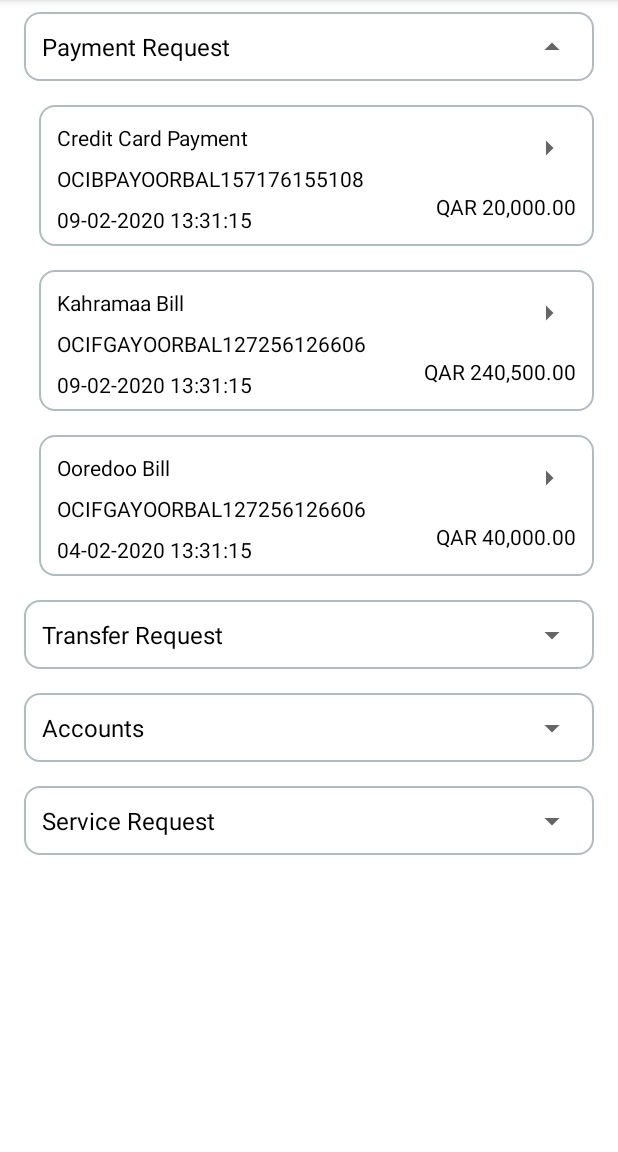
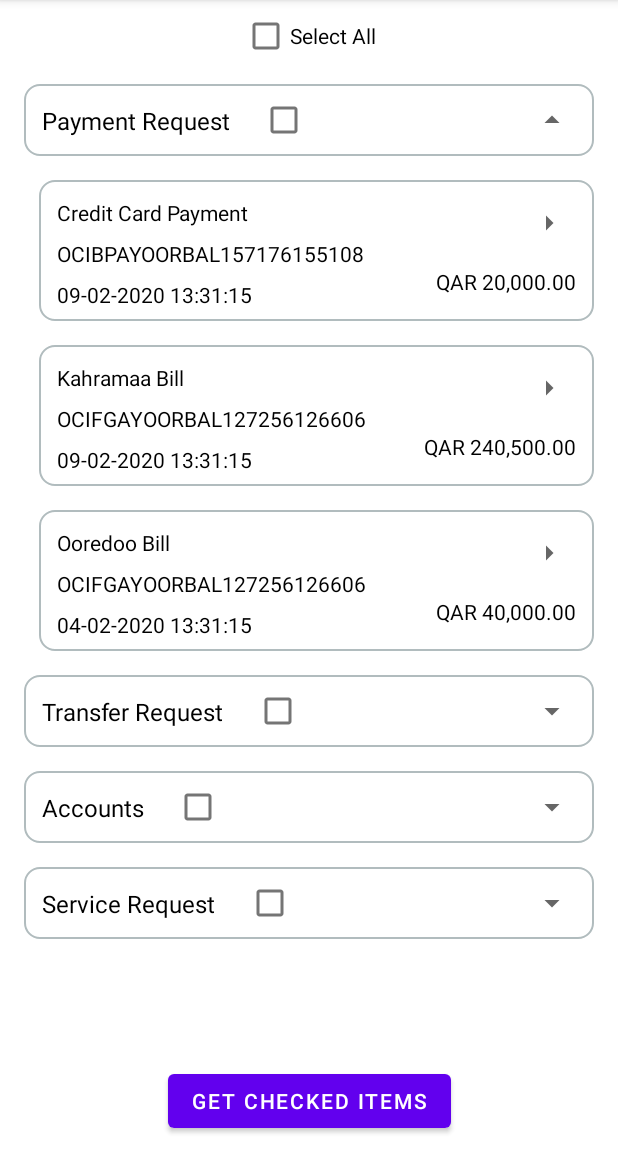
Before and after one commit to subind/RecyclerView, an Android app: the screen it shows after launch (MainActivity), after a tap on an icon or button, on a phone screen of 412 x 824 dp, the part 84-1236 px from its top. Run offline under Robolectric (Android 15) with nearby library versions, the phone set to English and light mode, and no system bars.

```diff
--- a/app/src/main/java/com/example/recyclerviewpocs/MainViewModel.kt
+++ b/app/src/main/java/com/example/recyclerviewpocs/MainViewModel.kt
@@ -42,7 +42,11 @@ class MainViewModel(private val dispatcher: CoroutineDispatcher, private var myR
     fun prepareDataForExpandableAdapter(transaction: Transaction) : MutableList<ExpandableModel>{
         var expandableCountryList = mutableListOf<ExpandableModel>()
         for (childList in transaction.transactionList) {
-            expandableCountryList.add(ExpandableModel(ExpandableModel.HEADER, childList, false))
+            var expandableModel = ExpandableModel()
+            expandableModel.type = ExpandableModel.HEADER
+            expandableModel.header = childList
+            expandableModel.child = null
+            expandableCountryList.add(expandableModel)
         }
         return expandableCountryList
     }
--- a/app/src/main/java/com/example/recyclerviewpocs/adapter/MyExpandableAdapter.kt
+++ b/app/src/main/java/com/example/recyclerviewpocs/adapter/MyExpandableAdapter.kt
@@ -42,7 +42,8 @@ class MyExpandableAdapter(var myList: MutableList<ExpandableModel>) :
         val row = myList[position]
         when (row.type) {
             ExpandableModel.HEADER -> {
-                (holder as HeaderViewHolder).headerTitle.text = row.header.headerTitle
+                (holder as HeaderViewHolder).headerTitle.text = row.header?.headerTitle
+                holder.cbParent.isChecked = row.isChecked
 
                 when(row.isExpanded){
                     true -> {
@@ -61,14 +62,22 @@ class MyExpandableAdapter(var myList: MutableList<ExpandableModel>) :
                 holder.collapseArrow.setOnClickListener {
                     collapseRow(position)
                 }
+                holder.cbParent.setOnClickListener {
+                    checkedParentRow(position, holder.cbParent.isChecked)
+                }
             }
             ExpandableModel.CHILD -> {
-                (holder as ChildViewHolder).childTitle.text = row.child.childTitle
-                holder.rimNumber.text = row.child.rimNum
-                holder.dateTime.text = row.child.dateTime
-                holder.amount.text = row.child.amount
+                (holder as ChildViewHolder).childTitle.text = row.child?.childTitle
+                holder.rimNumber.text = row.child?.rimNum
+                holder.dateTime.text = row.child?.dateTime
+                holder.amount.text = row.child?.amount
             }
         }
+    }
+
+    private fun checkedParentRow(position: Int, b: Boolean) {
+        myList[position].isChecked = b
+        notifyDataSetChanged()
     }
 
     private fun expandRow(position: Int) {
@@ -76,15 +85,13 @@ class MyExpandableAdapter(var myList: MutableList<ExpandableModel>) :
         var nextPosition = position
         when (row.type) {
             ExpandableModel.HEADER -> {
-                myList.removeAt(position)
-                myList.add(
-                    position,
-                    ExpandableModel(ExpandableModel.HEADER, row.header, true)
-                )
-                for (child in row.header.childrenList) {
-                    myList.add(
-                        ++nextPosition,
-                        ExpandableModel(ExpandableModel.CHILD, child)
+                myList[position].isExpanded = true
+                for (child in row.header!!.childrenList) {
+                    var expandableModel = ExpandableModel()
+                    expandableModel.type = ExpandableModel.CHILD
+                    expandableModel.child = child
+                    expandableModel.header = null
+                    myList.add(++nextPosition, expandableModel
                     )
                 }
                 notifyDataSetChanged()
@@ -100,11 +107,7 @@ class MyExpandableAdapter(var myList: MutableList<ExpandableModel>) :
         var nextPosition = position + 1
         when (row.type) {
             ExpandableModel.HEADER -> {
-                myList.removeAt(position)
-                myList.add(
-                    position,
-                    ExpandableModel(ExpandableModel.HEADER, row.header, false)
-                )
+                myList[position].isExpanded = false
                 outerloop@ while (true) {
                     if (nextPosition == myList.size || myList[nextPosition].type == ExpandableModel.HEADER) {
                         break@outerloop
@@ -125,6 +128,7 @@ class MyExpandableAdapter(var myList: MutableList<ExpandableModel>) :
         internal var headerTitle = itemView.tv_header
         internal var expandArrow = itemView.iv_expand
         internal var collapseArrow = itemView.iv_collapse
+        internal var cbParent = itemView.cb_parent
     }
 
     class ChildViewHolder(itemView: View) : RecyclerView.ViewHolder(itemView) {
--- a/app/src/main/java/com/example/recyclerviewpocs/models/ExpandableModel.kt
+++ b/app/src/main/java/com/example/recyclerviewpocs/models/ExpandableModel.kt
@@ -7,21 +7,10 @@ class ExpandableModel {
         const val CHILD = 2
     }
 
-    var type: Int
-    var isExpanded: Boolean
-    lateinit var header: TransactionType
-    lateinit var child: TransactionBill
-
-    constructor(type: Int, header: TransactionType, isExpanded: Boolean = false) {
-        this.type = type
-        this.isExpanded = isExpanded
-        this.header = header
-    }
-
-    constructor(type: Int, child: TransactionBill, isExpanded: Boolean = false) {
-        this.type = type
-        this.isExpanded = isExpanded
-        this.child = child
-    }
+    var type: Int = 0
+    var isExpanded: Boolean = false
+    var isChecked: Boolean = false
+    var header: TransactionType? = null
+    var child: TransactionBill? = null
 
 }
--- a/app/src/main/res/layout/activity_main.xml
+++ b/app/src/main/res/layout/activity_main.xml
@@ -9,8 +9,33 @@
     <androidx.recyclerview.widget.RecyclerView
         android:id="@+id/rv"
         android:layout_width="match_parent"
-        android:layout_height="match_parent">
+        android:layout_height="0dp"
+        android:layout_marginBottom="10dp"
+        app:layout_constraintBottom_toTopOf="@+id/btn_get_checked_parents"
+        app:layout_constraintEnd_toEndOf="parent"
+        app:layout_constraintHorizontal_bias="0.0"
+        app:layout_constraintStart_toStartOf="parent"
+        app:layout_constraintTop_toBottomOf="@+id/cb_main">
 
     </androidx.recyclerview.widget.RecyclerView>
 
+    <CheckBox
+        android:id="@+id/cb_main"
+        android:layout_width="wrap_content"
+        android:layout_height="wrap_content"
+        android:text="Select All"
+        app:layout_constraintEnd_toEndOf="parent"
+        app:layout_constraintStart_toStartOf="parent"
+        app:layout_constraintTop_toTopOf="parent" />
+
+    <Button
+        android:id="@+id/btn_get_checked_parents"
+        android:layout_width="wrap_content"
+        android:layout_height="wrap_content"
+        android:layout_marginBottom="10dp"
+        android:text="Get checked items"
+        app:layout_constraintBottom_toBottomOf="parent"
+        app:layout_constraintEnd_toEndOf="parent"
+        app:layout_constraintStart_toStartOf="parent" />
+
 </androidx.constraintlayout.widget.ConstraintLayout>
--- a/app/src/main/res/layout/header_row.xml
+++ b/app/src/main/res/layout/header_row.xml
@@ -56,5 +56,15 @@
         tools:ignore="VectorDrawableCompat"
         android:visibility="gone"/>
 
+    <CheckBox
+        android:id="@+id/cb_parent"
+        android:layout_width="wrap_content"
+        android:layout_height="wrap_content"
+        android:layout_marginStart="12dp"
+        android:layout_marginLeft="12dp"
+        app:layout_constraintBottom_toBottomOf="@+id/tv_header"
+        app:layout_constraintStart_toEndOf="@+id/tv_header"
+        app:layout_constraintTop_toTopOf="@+id/tv_header" />
+
 
 </androidx.constraintlayout.widget.ConstraintLayout>
```
